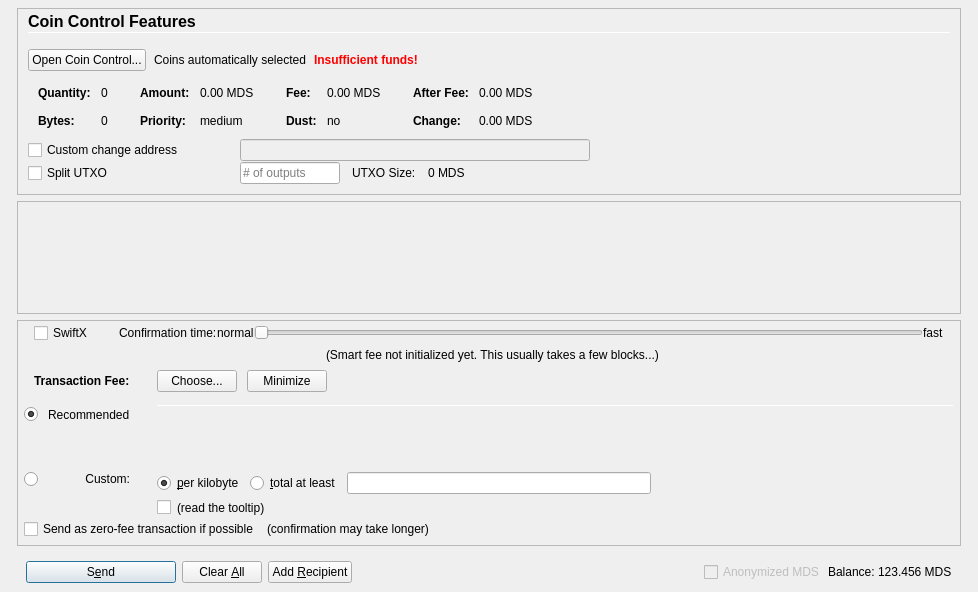
Above: src/qt/forms/sendcoinsdialog.ui from j00v/midas_coin before the change. Below: the same form after it.
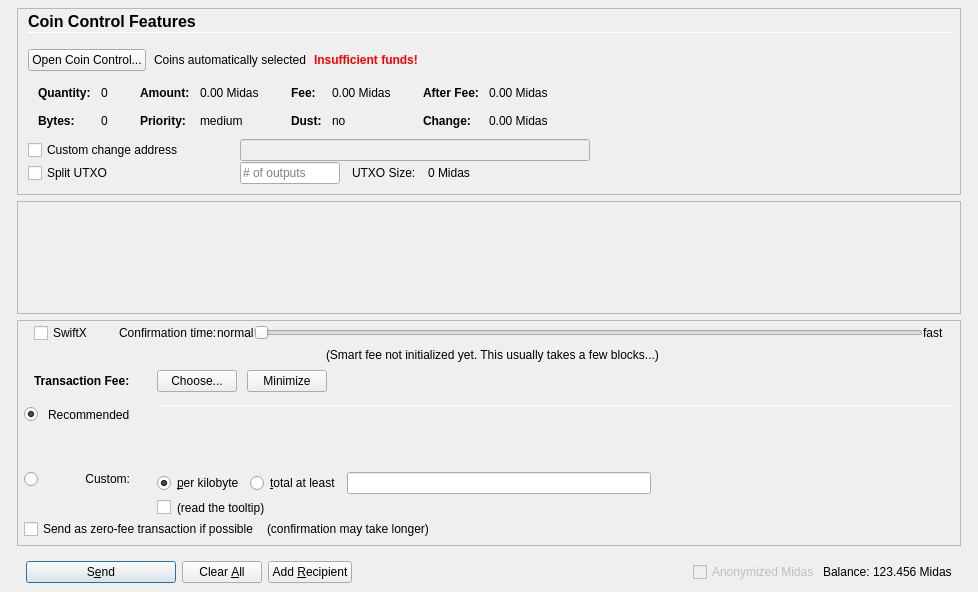
That is the form after the change. Icons and pictures are not drawn. Custom widgets are drawn as their Qt base class.

The edit to the form file:
```diff
--- a/src/qt/forms/sendcoinsdialog.ui
+++ b/src/qt/forms/sendcoinsdialog.ui
@@ -427,7 +427,7 @@
                         <enum>Qt::ActionsContextMenu</enum>
                        </property>
                        <property name="text">
-                        <string notr="true">0.00 MDS</string>
+                        <string notr="true">0.00 Midas</string>
                        </property>
                        <property name="textInteractionFlags">
                         <set>Qt::LinksAccessibleByMouse|Qt::TextSelectableByKeyboard|Qt::TextSelectableByMouse</set>
@@ -507,7 +507,7 @@
                         <enum>Qt::ActionsContextMenu</enum>
                        </property>
                        <property name="text">
-                        <string notr="true">0.00 MDS</string>
+                        <string notr="true">0.00 Midas</string>
                        </property>
                        <property name="textInteractionFlags">
                         <set>Qt::LinksAccessibleByMouse|Qt::TextSelectableByKeyboard|Qt::TextSelectableByMouse</set>
@@ -587,7 +587,7 @@
                         <enum>Qt::ActionsContextMenu</enum>
                        </property>
                        <property name="text">
-                        <string notr="true">0.00 MDS</string>
+                        <string notr="true">0.00 Midas</string>
                        </property>
                        <property name="textInteractionFlags">
                         <set>Qt::LinksAccessibleByMouse|Qt::TextSelectableByKeyboard|Qt::TextSelectableByMouse</set>
@@ -616,7 +616,7 @@
                         <enum>Qt::ActionsContextMenu</enum>
                        </property>
                        <property name="text">
-                        <string notr="true">0.00 MDS</string>
+                        <string notr="true">0.00 Midas</string>
                        </property>
                        <property name="textInteractionFlags">
                         <set>Qt::LinksAccessibleByMouse|Qt::TextSelectableByKeyboard|Qt::TextSelectableByMouse</set>
@@ -783,7 +783,7 @@
                 <item>
                  <widget class="QLabel" name="labelBlockSize">
                   <property name="text">
-                   <string>0 MDS</string>
+                   <string>0 Midas</string>
                   </property>
                  </widget>
                 </item>
@@ -1663,7 +1663,7 @@
                 <bool>false</bool>
                </property>
                <property name="text">
-                <string>Anonymized MDS</string>
+                <string>Anonymized Midas</string>
                </property>
               </widget>
              </item>
@@ -1686,7 +1686,7 @@
                 <cursorShape>IBeamCursor</cursorShape>
                </property>
                <property name="text">
-                <string notr="true">123.456 MDS</string>
+                <string notr="true">123.456 Midas</string>
                </property>
                <property name="textInteractionFlags">
                 <set>Qt::LinksAccessibleByMouse|Qt::TextSelectableByKeyboard|Qt::TextSelectableByMouse</set>
```
Left out of the diff: 2 changed lines with no effect on the pictures.
